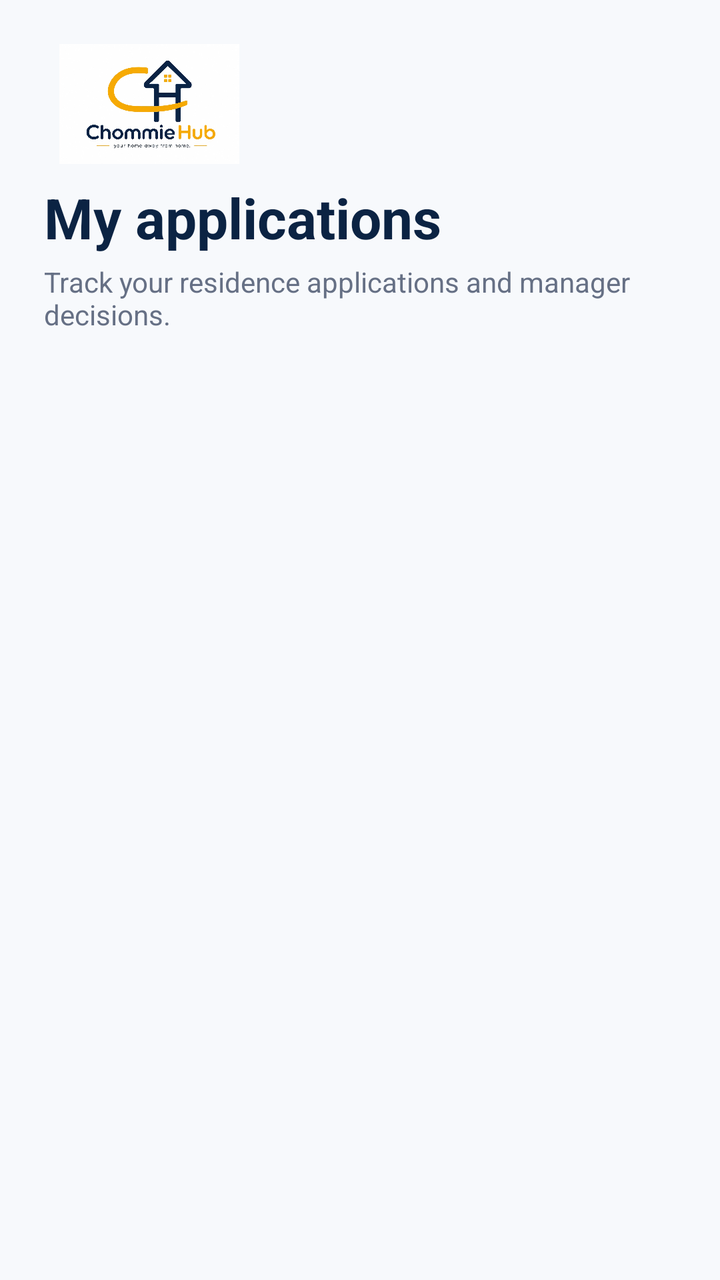
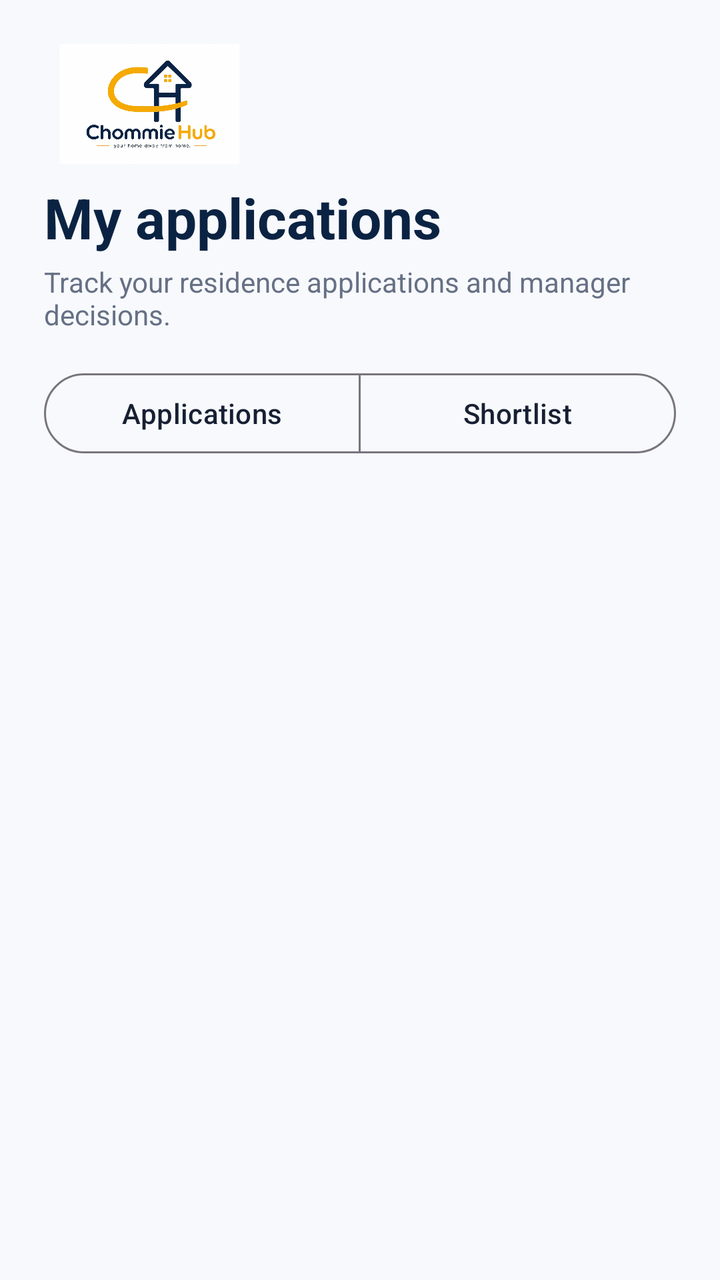

Two renders of the same Android screen: before a commit and after it. Below are the layout's source before the change and the commit's diff.
<!-- AndroidManifest.xml: application theme Theme.ChommieHub -->
<!-- res/layout/fragment_my_applications.xml -->
<?xml version="1.0" encoding="utf-8"?>
<ScrollView xmlns:android="http://schemas.android.com/apk/res/android"
    android:layout_width="match_parent"
    android:layout_height="match_parent"
    android:background="@color/chommie_background"
    android:fillViewport="true">

    <LinearLayout
        android:layout_width="match_parent"
        android:layout_height="wrap_content"
        android:orientation="vertical"
        android:padding="22dp">

        <ImageView
            android:layout_width="105dp"
            android:layout_height="60dp"
            android:contentDescription="@string/logo_description"
            android:scaleType="centerInside"
            android:src="@drawable/chommiehub_logo" />

        <TextView
            android:layout_width="wrap_content"
            android:layout_height="wrap_content"
            android:layout_marginTop="8dp"
            android:text="@string/my_applications_title"
            android:textColor="@color/chommie_navy"
            android:textSize="28sp"
            android:textStyle="bold" />

        <TextView
            android:layout_width="wrap_content"
            android:layout_height="wrap_content"
            android:layout_marginTop="4dp"
            android:text="@string/my_applications_subtitle"
            android:textColor="@color/chommie_text_secondary" />

        <TextView
            android:id="@+id/tvEmpty"
            android:layout_width="match_parent"
            android:layout_height="wrap_content"
            android:gravity="center"
            android:padding="30dp"
            android:text="@string/no_applications"
            android:textColor="@color/chommie_text_secondary"
            android:visibility="gone" />

        <LinearLayout
            android:id="@+id/applicationList"
            android:layout_width="match_parent"
            android:layout_height="wrap_content"
            android:layout_marginTop="16dp"
            android:orientation="vertical" />
    </LinearLayout>
</ScrollView>
<!-- resources referenced by this layout -->
<resources>
  <color name="chommie_background">#F7F9FC</color>
  <color name="chommie_navy">#0B2343</color>
  <color name="chommie_text_secondary">#667085</color>
  <!-- drawable chommiehub_logo: jpeg bitmap (drawable, 69659 bytes) -->
  <string name="logo_description">ChommieHub logo</string>
  <string name="my_applications_subtitle">Track your residence applications and manager decisions.</string>
  <string name="my_applications_title">My applications</string>
  <string name="no_applications">You haven\'t submitted an application yet.</string>
  <style name="Theme.ChommieHub" parent="Base.Theme.ChommieHub" />
  <style name="Base.Theme.ChommieHub" parent="Theme.Material3.DayNight.NoActionBar">
  
          
          <item name="colorPrimary">@color/chommie_navy</item>
          <item name="colorOnPrimary">@color/white</item>
  
          
          <item name="colorSecondary">@color/chommie_gold</item>
          <item name="colorOnSecondary">@color/chommie_navy</item>
  
          
          <item name="colorSurface">@color/chommie_surface</item>
          <item name="colorOnSurface">@color/chommie_text_primary</item>
  
          
          <item name="android:windowBackground">@color/chommie_background</item>
  
          
          <item name="android:statusBarColor">@color/chommie_navy</item>
          <item name="android:navigationBarColor">@color/chommie_navy</item>
  
      </style>
  <color name="white">#FFFFFF</color>
  <color name="chommie_gold">#F4AA08</color>
  <color name="chommie_surface">#FFFFFF</color>
  <color name="chommie_text_primary">#172033</color>
</resources>

<!-- the commit's change to res/layout/fragment_my_applications.xml (unified diff, before → after) -->
@@ -1,15 +1,17 @@
 <?xml version="1.0" encoding="utf-8"?>
-<ScrollView xmlns:android="http://schemas.android.com/apk/res/android"
+<LinearLayout xmlns:android="http://schemas.android.com/apk/res/android"
+    xmlns:app="http://schemas.android.com/apk/res-auto"
     android:layout_width="match_parent"
     android:layout_height="match_parent"
     android:background="@color/chommie_background"
-    android:fillViewport="true">
+    android:orientation="vertical">
 
     <LinearLayout
         android:layout_width="match_parent"
         android:layout_height="wrap_content"
         android:orientation="vertical"
-        android:padding="22dp">
+        android:paddingHorizontal="22dp"
+        android:paddingTop="22dp">
 
         <ImageView
             android:layout_width="105dp"
@@ -34,21 +36,77 @@
             android:text="@string/my_applications_subtitle"
             android:textColor="@color/chommie_text_secondary" />
 
-        <TextView
-            android:id="@+id/tvEmpty"
-            android:layout_width="match_parent"
-            android:layout_height="wrap_content"
-            android:gravity="center"
-            android:padding="30dp"
-            android:text="@string/no_applications"
-            android:textColor="@color/chommie_text_secondary"
-            android:visibility="gone" />
-
-        <LinearLayout
-            android:id="@+id/applicationList"
+        <com.google.android.material.button.MaterialButtonToggleGroup
+            android:id="@+id/viewSwitch"
             android:layout_width="match_parent"
             android:layout_height="wrap_content"
             android:layout_marginTop="16dp"
-            android:orientation="vertical" />
+            app:selectionRequired="true"
+            app:singleSelection="true">
+
+            <com.google.android.material.button.MaterialButton
+                android:id="@+id/btnApplicationsTab"
+                style="?attr/materialButtonOutlinedStyle"
+                android:layout_width="0dp"
+                android:layout_height="wrap_content"
+                android:layout_weight="1"
+                android:text="@string/tab_applications" />
+
+            <com.google.android.material.button.MaterialButton
+                android:id="@+id/btnShortlistTab"
+                style="?attr/materialButtonOutlinedStyle"
+                android:layout_width="0dp"
+                android:layout_height="wrap_content"
+                android:layout_weight="1"
+                android:text="@string/tab_shortlist" />
+
+        </com.google.android.material.button.MaterialButtonToggleGroup>
+
     </LinearLayout>
-</ScrollView>
+
+    <FrameLayout
+        android:layout_width="match_parent"
+        android:layout_height="0dp"
+        android:layout_weight="1">
+
+        <ScrollView
+            android:id="@+id/applicationsPanel"
+            android:layout_width="match_parent"
+            android:layout_height="match_parent"
+            android:fillViewport="true">
+
+            <LinearLayout
+                android:layout_width="match_parent"
+                android:layout_height="wrap_content"
+                android:orientation="vertical"
+                android:paddingHorizontal="22dp"
+                android:paddingBottom="22dp">
+
+                <TextView
+                    android:id="@+id/tvEmpty"
+                    android:layout_width="match_parent"
+                    android:layout_height="wrap_content"
+                    android:gravity="center"
+                    android:padding="30dp"
+                    android:text="@string/no_applications"
+                    android:textColor="@color/chommie_text_secondary"
+                    android:visibility="gone" />
+
+                <LinearLayout
+                    android:id="@+id/applicationList"
+                    android:layout_width="match_parent"
+                    android:layout_height="wrap_content"
+                    android:layout_marginTop="16dp"
+                    android:orientation="vertical" />
+
+            </LinearLayout>
+        </ScrollView>
+
+        <androidx.fragment.app.FragmentContainerView
+            android:id="@+id/shortlistContainer"
+            android:layout_width="match_parent"
+            android:layout_height="match_parent"
+            android:visibility="gone" />
+
+    </FrameLayout>
+</LinearLayout>
<!-- resource entries referenced after the edit -->
@@ -8,6 +8,8 @@
   <string name="my_applications_subtitle">Track your residence applications and manager decisions.</string>
   <string name="my_applications_title">My applications</string>
   <string name="no_applications">You haven\'t submitted an application yet.</string>
+  <string name="tab_applications">Applications</string>
+  <string name="tab_shortlist">Shortlist</string>
   <style name="Theme.ChommieHub" parent="Base.Theme.ChommieHub" />
   <style name="Base.Theme.ChommieHub" parent="Theme.Material3.DayNight.NoActionBar">
   
